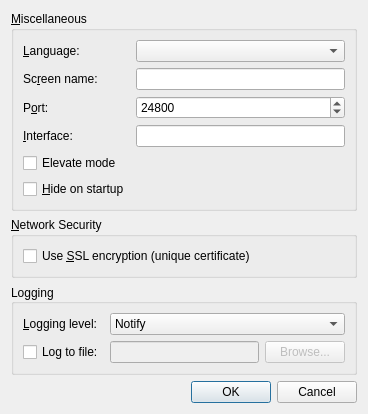
Before: the Qt Designer form src/gui/res/SettingsDialogBase.ui in deskflow/deskflow, drawn with Qt 5.
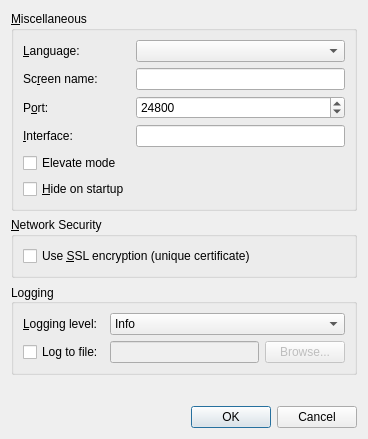
After: the same form once the commit is applied.

Commit message: Removed notify log level in settings #4745

```diff
--- a/src/gui/res/SettingsDialogBase.ui
+++ b/src/gui/res/SettingsDialogBase.ui
@@ -7,7 +7,7 @@
     <x>0</x>
     <y>0</y>
     <width>368</width>
-    <height>377</height>
+    <height>439</height>
    </rect>
   </property>
   <property name="windowTitle">
@@ -208,11 +208,6 @@
       </item>
       <item row="0" column="1" colspan="2">
        <widget class="QComboBox" name="m_pComboLogLevel">
-        <item>
-         <property name="text">
-          <string>Notify</string>
-         </property>
-        </item>
         <item>
          <property name="text">
           <string>Info</string>
```
The commit also changes 3 other files.
